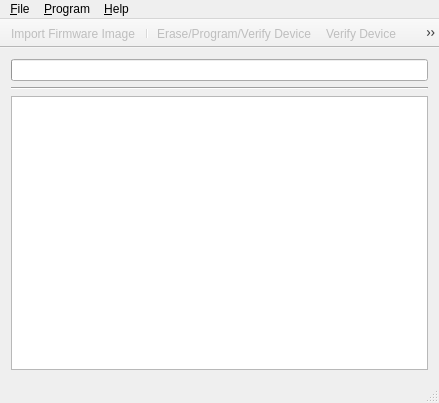
antonpinchuk/PIC24-HID-Bootloader-QT, file Bootloader/MainWindow.ui: the form before one commit.
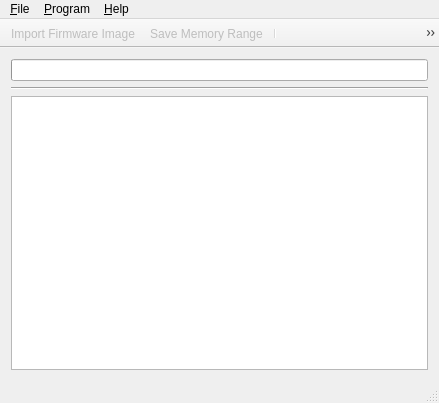
The form after the commit. Icons and pictures are not drawn.

Commit message: add btn read device and save memory range

Diff of the .ui file:
```diff
--- a/Bootloader/MainWindow.ui
+++ b/Bootloader/MainWindow.ui
@@ -115,11 +115,13 @@
     <bool>false</bool>
    </attribute>
    <addaction name="actionOpen"/>
+   <addaction name="actionSaveMemoryRange"/>
    <addaction name="separator"/>
    <addaction name="actionWrite_Device"/>
    <addaction name="action_Verify_Device"/>
    <addaction name="actionErase_Device"/>
    <addaction name="actionBlank_Check"/>
+   <addaction name="actionRead_Device"/>
    <addaction name="actionReset_Device"/>
    <addaction name="separator"/>
   </widget>
@@ -235,6 +237,39 @@
     <bool>false</bool>
    </property>
   </action>
+  <action name="actionSaveMemoryRange">
+   <property name="enabled">
+    <bool>false</bool>
+   </property>
+   <property name="icon">
+    <iconset resource="resources.qrc">
+     <normaloff>:/MainWindow/img/SAVE.BMP</normaloff>:/MainWindow/img/SAVE.BMP</iconset>
+   </property>
+   <property name="text">
+    <string>&amp;Save Memory Range</string>
+   </property>
+   <property name="toolTip">
+    <string>Save Memory Range</string>
+   </property>
+   <property name="shortcut">
+    <string>Ctrl+S</string>
+   </property>
+  </action>
+  <action name="actionRead_Device">
+   <property name="enabled">
+    <bool>false</bool>
+   </property>
+   <property name="icon">
+    <iconset resource="resources.qrc">
+     <normaloff>:/MainWindow/img/verify.png</normaloff>:/MainWindow/img/verify.png</iconset>
+   </property>
+   <property name="text">
+    <string>ReadDevice</string>
+   </property>
+   <property name="toolTip">
+    <string>Read Device</string>
+   </property>
+  </action>
  </widget>
  <layoutdefault spacing="6" margin="11"/>
  <resources>
```
Left out of the diff: 1 changed line with no effect on the pictures. The commit also changes 4 other files.
